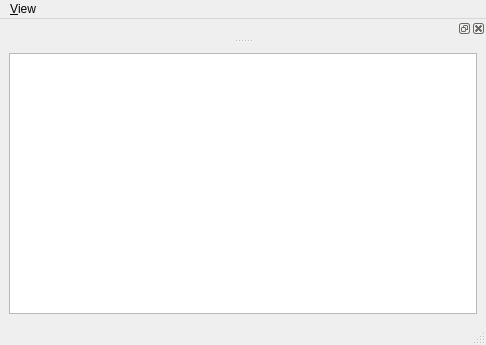
The window that mainwindow.ui (lzh9102/dictation-helper) describes before a commit, drawn with Qt 5.
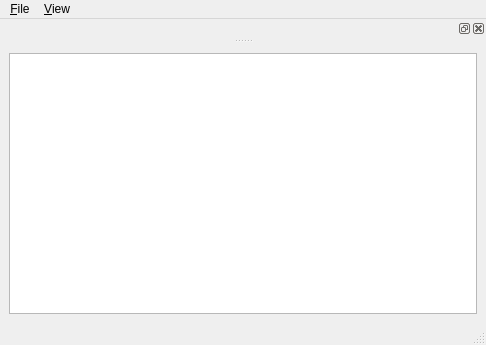
The same window after the commit.

Commit message: Add menu item to open audio file

Patch:
```diff
--- a/mainwindow.ui
+++ b/mainwindow.ui
@@ -35,6 +35,13 @@
     </property>
     <addaction name="actionShowPlayer"/>
    </widget>
+   <widget class="QMenu" name="menuFile">
+    <property name="title">
+     <string>&amp;File</string>
+    </property>
+    <addaction name="actionOpenAudio"/>
+   </widget>
+   <addaction name="menuFile"/>
    <addaction name="menuPlayback"/>
   </widget>
   <widget class="QStatusBar" name="statusbar"/>
```
Left out of the diff: 5 changed lines with no effect on the pictures. The commit also changes 2 other files.
